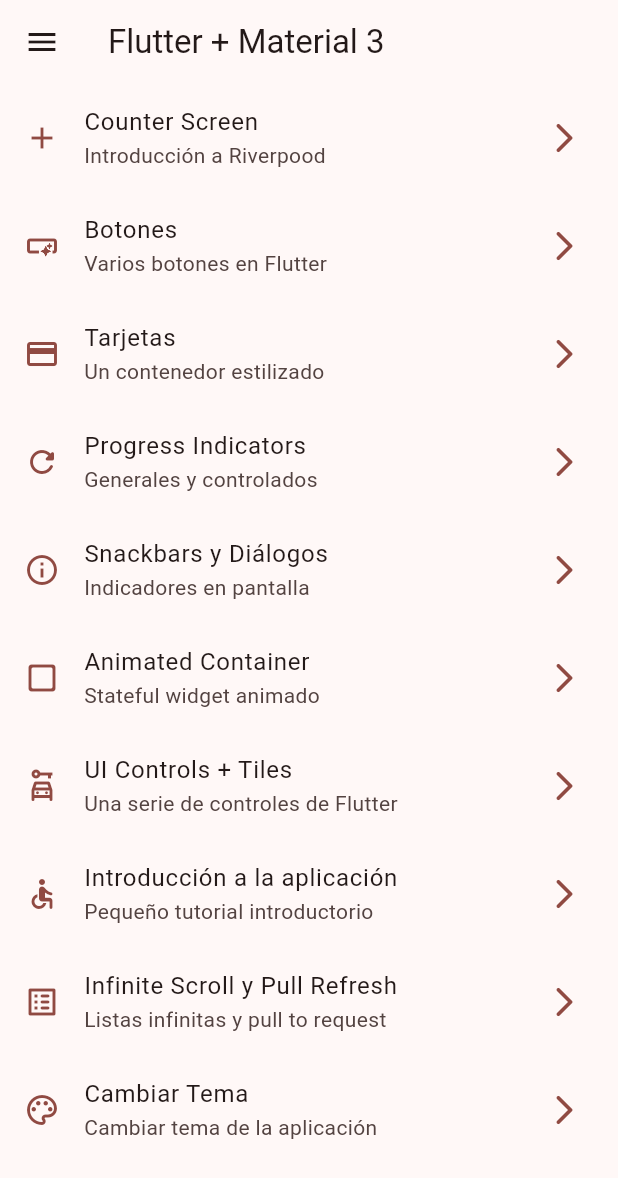
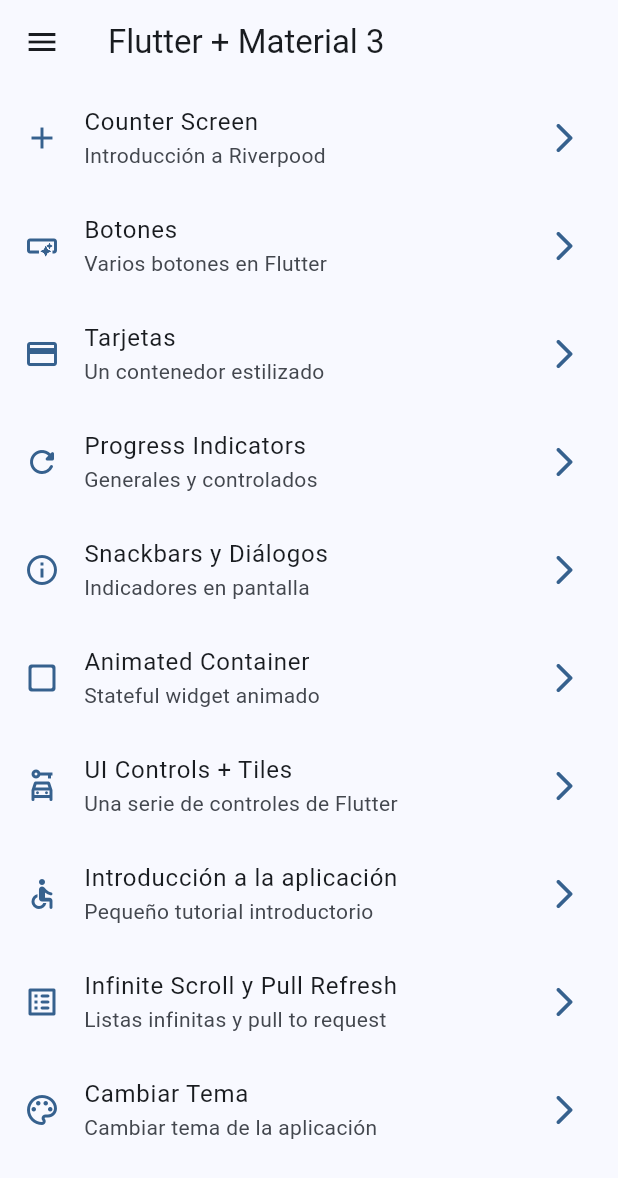
Before and after one commit to elcama86/widgets_app, a Flutter app: the screen it shows after launch, on a phone screen of 412 x 824 dp. Shown: the top 1178 px of the screen. Run offline on Flutter 3.47's test engine with Material 2 defaults, Android fonts, the phone set to English and light mode, and no system bars; our stand-ins replace animate_do, flutter_riverpod, go_router.

Commit message:
theme change finished

```diff
--- a/lib/config/theme/app_theme.dart
+++ b/lib/config/theme/app_theme.dart
@@ -14,15 +14,18 @@ const List<Color> colorList = [
 
 class AppTheme {
   final int selectedColor;
+  final bool isDarkMode;
 
-  AppTheme({
+  AppTheme( {
     this.selectedColor = 0,
+    this.isDarkMode = false,
   })  : assert(selectedColor >= 0, "Selected color must be greater than 0"),
         assert(selectedColor < colorList.length,
             "Selected color must be less or equal than ${colorList.length - 1}");
 
   ThemeData getTheme() => ThemeData(
         useMaterial3: true,
+        brightness: isDarkMode ? Brightness.dark : Brightness.light,
         colorSchemeSeed: colorList[selectedColor],
         appBarTheme: const AppBarTheme(
           centerTitle: false,
--- a/lib/main.dart
+++ b/lib/main.dart
@@ -3,6 +3,7 @@ import 'package:flutter/material.dart';
 import 'package:flutter_riverpod/flutter_riverpod.dart';
 import 'package:widgets_app/config/router/app_router.dart';
 import 'package:widgets_app/config/theme/app_theme.dart';
+import 'package:widgets_app/presentation/providers/theme_provider.dart';
 
 void main() async {
   HttpOverrides.global = MyHttpOverrides();
@@ -13,16 +14,19 @@ void main() async {
   );
 }
 
-class MainApp extends StatelessWidget {
+class MainApp extends ConsumerWidget {
   const MainApp({super.key});
 
   @override
-  Widget build(BuildContext context) {
+  Widget build(BuildContext context, WidgetRef ref) {
+    final int selectedColor = ref.watch(selectedColorProvider);
+    final bool isDarkMode = ref.watch(isDarkModeProvider);
+
     return MaterialApp.router(
       title: "Flutter Widgets",
       routerConfig: appRouter,
       debugShowCheckedModeBanner: false,
-      theme: AppTheme(selectedColor: 3).getTheme(),
+      theme: AppTheme(selectedColor: selectedColor, isDarkMode: isDarkMode).getTheme(),
     );
   }
 }
--- a/lib/presentation/providers/theme_provider.dart
+++ b/lib/presentation/providers/theme_provider.dart
@@ -1,3 +1,12 @@
+import 'package:flutter/material.dart';
 import 'package:flutter_riverpod/flutter_riverpod.dart';
+import 'package:widgets_app/config/theme/app_theme.dart';
 
+// Listado de colores inmutables
+final colorListProvider = Provider<List<Color>>((ref) => colorList);
+
+// Un simple booleano
 final isDarkModeProvider = StateProvider<bool>((ref) => false);
+
+// Un simple int
+final selectedColorProvider = StateProvider<int>((ref) => 0);
```
Also changed, not shown: lib/presentation/screens/theme_changer/theme_changer_screen.dart (+48 -2 lines).
